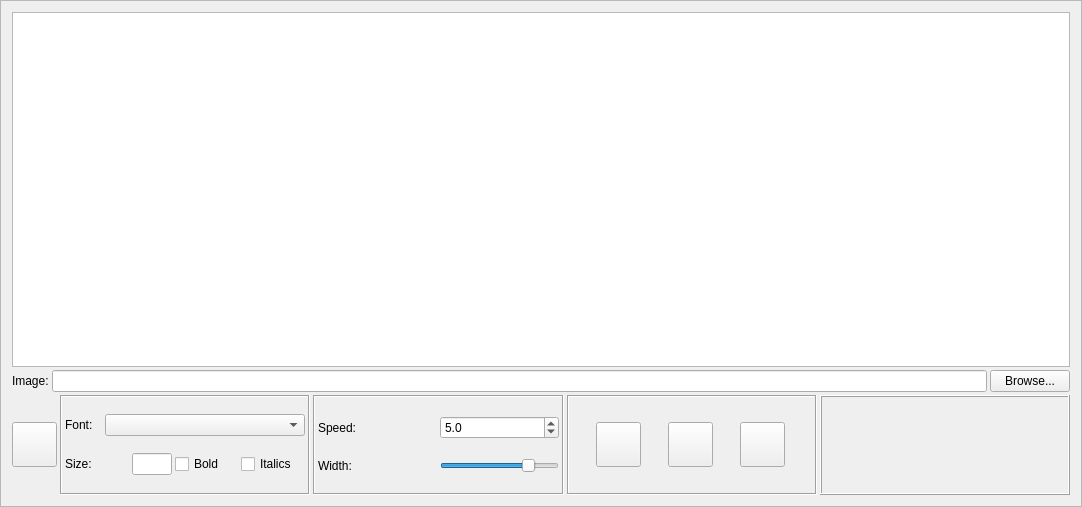
The window that DMHelper/src/encounterscrollingtextedit.ui (MMetze/DMHelper) describes before a commit, drawn with Qt 5.
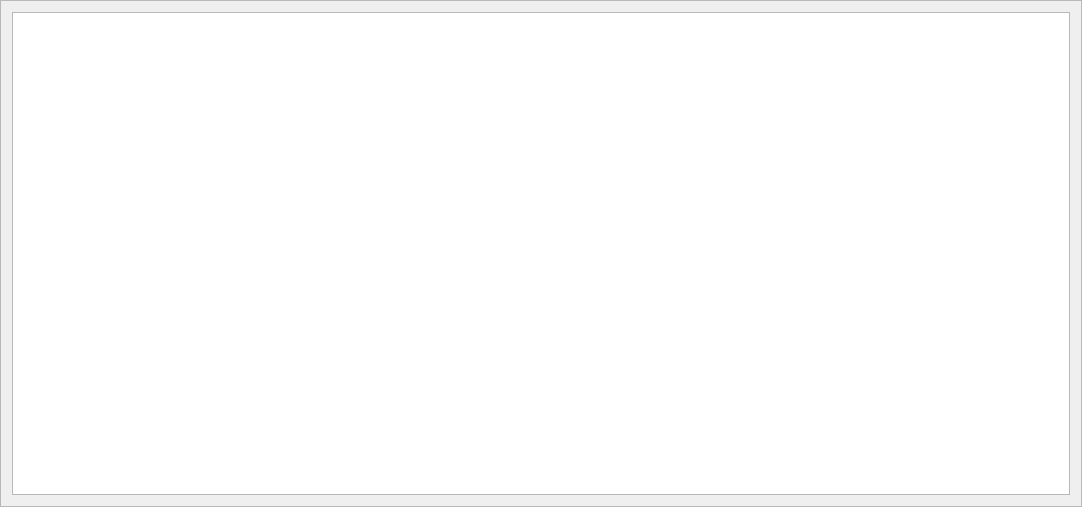
The same window after the commit. Icons and pictures are not drawn. Custom widgets are drawn as their Qt base class.

```diff
--- a/DMHelper/src/encounterscrollingtextedit.ui
+++ b/DMHelper/src/encounterscrollingtextedit.ui
@@ -36,422 +36,9 @@
      </property>
     </widget>
    </item>
-   <item>
-    <layout class="QHBoxLayout" name="horizontalLayout">
-     <item>
-      <widget class="QLabel" name="label_7">
-       <property name="text">
-        <string>Image:</string>
-       </property>
-      </widget>
-     </item>
-     <item>
-      <widget class="QLineEdit" name="edtImageFile">
-       <property name="readOnly">
-        <bool>true</bool>
-       </property>
-      </widget>
-     </item>
-     <item>
-      <widget class="QPushButton" name="btnBrowse">
-       <property name="text">
-        <string>Browse...</string>
-       </property>
-      </widget>
-     </item>
-    </layout>
-   </item>
-   <item>
-    <layout class="QHBoxLayout" name="horizontalLayout_6">
-     <property name="spacing">
-      <number>3</number>
-     </property>
-     <item>
-      <widget class="ColorPushButton" name="btnColor">
-       <property name="minimumSize">
-        <size>
-         <width>45</width>
-         <height>45</height>
-        </size>
-       </property>
-       <property name="maximumSize">
-        <size>
-         <width>45</width>
-         <height>45</height>
-        </size>
-       </property>
-       <property name="text">
-        <string/>
-       </property>
-       <property name="flat">
-        <bool>false</bool>
-       </property>
-      </widget>
-     </item>
-     <item>
-      <widget class="QFrame" name="frame_2">
-       <property name="frameShape">
-        <enum>QFrame::Box</enum>
-       </property>
-       <property name="frameShadow">
-        <enum>QFrame::Sunken</enum>
-       </property>
-       <layout class="QVBoxLayout" name="verticalLayout">
-        <property name="spacing">
-         <number>3</number>
-        </property>
-        <property name="leftMargin">
-         <number>3</number>
-        </property>
-        <property name="topMargin">
-         <number>3</number>
-        </property>
-        <property name="rightMargin">
-         <number>3</number>
-        </property>
-        <property name="bottomMargin">
-         <number>3</number>
-        </property>
-        <item>
-         <layout class="QHBoxLayout" name="horizontalLayout_2">
-          <property name="spacing">
-           <number>3</number>
-          </property>
-          <item>
-           <widget class="QLabel" name="label_6">
-            <property name="text">
-             <string>Font:</string>
-            </property>
-           </widget>
-          </item>
-          <item>
-           <widget class="QComboBox" name="cmbFont">
-            <property name="minimumSize">
-             <size>
-              <width>200</width>
-              <height>0</height>
-             </size>
-            </property>
-           </widget>
-          </item>
-         </layout>
-        </item>
-        <item>
-         <layout class="QHBoxLayout" name="horizontalLayout_4">
-          <property name="spacing">
-           <number>3</number>
-          </property>
-          <item>
-           <widget class="QLabel" name="label_8">
-            <property name="text">
-             <string>Size:</string>
-            </property>
-           </widget>
-          </item>
-          <item>
-           <widget class="QLineEdit" name="edtSize">
-            <property name="sizePolicy">
-             <sizepolicy hsizetype="Fixed" vsizetype="Fixed">
-              <horstretch>0</horstretch>
-              <verstretch>0</verstretch>
-             </sizepolicy>
-            </property>
-            <property name="maximumSize">
-             <size>
-              <width>40</width>
-              <height>16777215</height>
-             </size>
-            </property>
-            <property name="baseSize">
-             <size>
-              <width>40</width>
-              <height>0</height>
-             </size>
-            </property>
-           </widget>
-          </item>
-          <item>
-           <widget class="QCheckBox" name="chkBold">
-            <property name="text">
-             <string>Bold</string>
-            </property>
-           </widget>
-          </item>
-          <item>
-           <widget class="QCheckBox" name="chkItalics">
-            <property name="text">
-             <string>Italics</string>
-            </property>
-           </widget>
-          </item>
-         </layout>
-        </item>
-       </layout>
-      </widget>
-     </item>
-     <item>
-      <widget class="QFrame" name="frame_3">
-       <property name="frameShape">
-        <enum>QFrame::Box</enum>
-       </property>
-       <property name="frameShadow">
-        <enum>QFrame::Sunken</enum>
-       </property>
-       <layout class="QVBoxLayout" name="verticalLayout_2">
-        <property name="spacing">
-         <number>3</number>
-        </property>
-        <property name="leftMargin">
-         <number>3</number>
-        </property>
-        <property name="topMargin">
-         <number>3</number>
-        </property>
-        <property name="rightMargin">
-         <number>3</number>
-        </property>
-        <property name="bottomMargin">
-         <number>3</number>
-        </property>
-        <item>
-         <layout class="QHBoxLayout" name="horizontalLayout_3">
-          <property name="spacing">
-           <number>3</number>
-          </property>
-          <item>
-           <widget class="QLabel" name="label">
-            <property name="text">
-             <string>Speed:</string>
-            </property>
-           </widget>
-          </item>
-          <item>
-           <widget class="QDoubleSpinBox" name="spinSpeed">
-            <property name="decimals">
-             <number>1</number>
-            </property>
-            <property name="minimum">
-             <double>0.100000000000000</double>
-            </property>
-            <property name="maximum">
-             <double>50.000000000000000</double>
-            </property>
-            <property name="singleStep">
-             <double>1.000000000000000</double>
-            </property>
-            <property name="value">
-             <double>5.000000000000000</double>
-            </property>
-           </widget>
-          </item>
-         </layout>
-        </item>
-        <item>
-         <layout class="QHBoxLayout" name="horizontalLayout_5">
-          <property name="spacing">
-           <number>3</number>
-          </property>
-          <item>
-           <widget class="QLabel" name="label_9">
-            <property name="text">
-             <string>Width:</string>
-            </property>
-           </widget>
-          </item>
-          <item>
-           <widget class="QSlider" name="sliderWidth">
-            <property name="sizePolicy">
-             <sizepolicy hsizetype="Preferred" vsizetype="Fixed">
-              <horstretch>0</horstretch>
-              <verstretch>0</verstretch>
-             </sizepolicy>
-            </property>
-            <property name="minimum">
-             <number>10</number>
-            </property>
-            <property name="maximum">
-             <number>100</number>
-            </property>
-            <property name="value">
-             <number>80</number>
-            </property>
-            <property name="orientation">
-             <enum>Qt::Horizontal</enum>
-            </property>
-           </widget>
-          </item>
-         </layout>
-        </item>
-       </layout>
-      </widget>
-     </item>
-     <item>
-      <widget class="QFrame" name="frame">
-       <property name="frameShape">
-        <enum>QFrame::Box</enum>
-       </property>
-       <property name="frameShadow">
-        <enum>QFrame::Sunken</enum>
-       </property>
-       <layout class="QHBoxLayout" name="horizontalLayout_8">
-        <property name="spacing">
-         <number>3</number>
-        </property>
-        <property name="leftMargin">
-         <number>3</number>
-        </property>
-        <property name="topMargin">
-         <number>3</number>
-        </property>
-        <property name="rightMargin">
-         <number>3</number>
-        </property>
-        <property name="bottomMargin">
-         <number>3</number>
-        </property>
-        <item>
-         <widget class="QPushButton" name="btnLeftText">
-          <property name="minimumSize">
-           <size>
-            <width>45</width>
-            <height>45</height>
-           </size>
-          </property>
-          <property name="maximumSize">
-           <size>
-            <width>45</width>
-            <height>45</height>
-           </size>
-          </property>
-          <property name="text">
-           <string/>
-          </property>
-          <property name="icon">
-           <iconset resource="resources.qrc">
-            <normaloff>:/img/data/align-left.png</normaloff>:/img/data/align-left.png</iconset>
-          </property>
-          <property name="checkable">
-           <bool>true</bool>
-          </property>
-          <property name="autoExclusive">
-           <bool>true</bool>
-          </property>
-          <attribute name="buttonGroup">
-           <string notr="true">buttonGroup</string>
-          </attribute>
-         </widget>
-        </item>
-        <item>
-         <widget class="QPushButton" name="btnCenterText">
-          <property name="minimumSize">
-           <size>
-            <width>45</width>
-            <height>45</height>
-           </size>
-          </property>
-          <property name="maximumSize">
-           <size>
-            <width>45</width>
-            <height>45</height>
-           </size>
-          </property>
-          <property name="text">
-           <string/>
-          </property>
-          <property name="icon">
-           <iconset resource="resources.qrc">
-            <normaloff>:/img/data/align-center.png</normaloff>:/img/data/align-center.png</iconset>
-          </property>
-          <property name="checkable">
-           <bool>true</bool>
-          </property>
-          <property name="autoExclusive">
-           <bool>true</bool>
-          </property>
-          <attribute name="buttonGroup">
-           <string notr="true">buttonGroup</string>
-          </attribute>
-         </widget>
-        </item>
-        <item>
-         <widget class="QPushButton" name="btnRightText">
-          <property name="minimumSize">
-           <size>
-            <width>45</width>
-            <height>45</height>
-           </size>
-          </property>
-          <property name="maximumSize">
-           <size>
-            <width>45</width>
-            <height>45</height>
-           </size>
-          </property>
-          <property name="text">
-           <string/>
-          </property>
-          <property name="icon">
-           <iconset resource="resources.qrc">
-            <normaloff>:/img/data/align-right.png</normaloff>:/img/data/align-right.png</iconset>
-          </property>
-          <property name="checkable">
-           <bool>true</bool>
-          </property>
-          <property name="autoExclusive">
-           <bool>true</bool>
-          </property>
-          <attribute name="buttonGroup">
-           <string notr="true">buttonGroup</string>
-          </attribute>
-         </widget>
-        </item>
-       </layout>
-      </widget>
-     </item>
-     <item>
-      <widget class="PublishButtonFrame" name="framePublish">
-       <property name="sizePolicy">
-        <sizepolicy hsizetype="Preferred" vsizetype="Fixed">
-         <horstretch>0</horstretch>
-         <verstretch>0</verstretch>
-        </sizepolicy>
-       </property>
-       <property name="minimumSize">
-        <size>
-         <width>200</width>
-         <height>100</height>
-        </size>
-       </property>
-       <property name="maximumSize">
-        <size>
-         <width>16777215</width>
-         <height>100</height>
-        </size>
-       </property>
-       <property name="frameShape">
-        <enum>QFrame::Box</enum>
-       </property>
-       <property name="frameShadow">
-        <enum>QFrame::Raised</enum>
-       </property>
-      </widget>
-     </item>
-    </layout>
-   </item>
   </layout>
  </widget>
  <customwidgets>
-  <customwidget>
-   <class>PublishButtonFrame</class>
-   <extends>QFrame</extends>
-   <header>publishbuttonframe.h</header>
-   <container>1</container>
-  </customwidget>
-  <customwidget>
-   <class>ColorPushButton</class>
-   <extends>QPushButton</extends>
-   <header>colorpushbutton.h</header>
-  </customwidget>
   <customwidget>
    <class>TextEditMargins</class>
    <extends>QTextEdit</extends>
```
Left out of the diff: 7 changed lines with no effect on the pictures.
